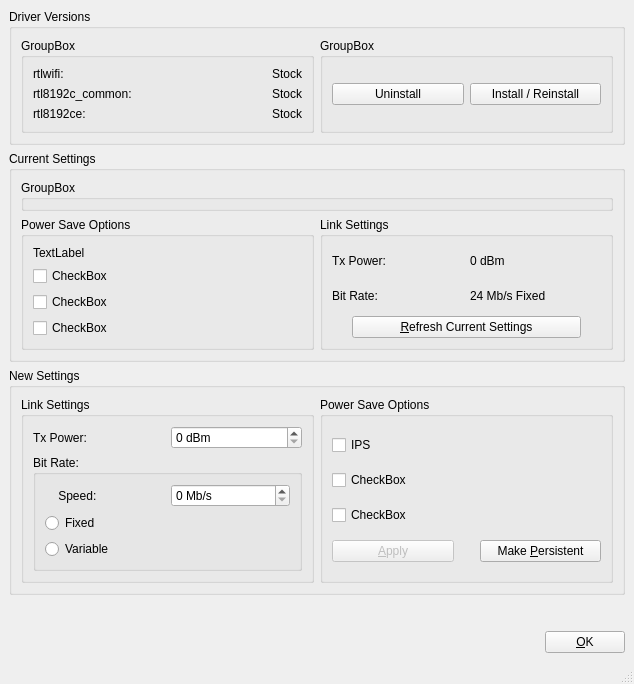
Old version of the form src/MainWindow.ui in the repository FreedomBen/rtlwifi-freedom-tool.
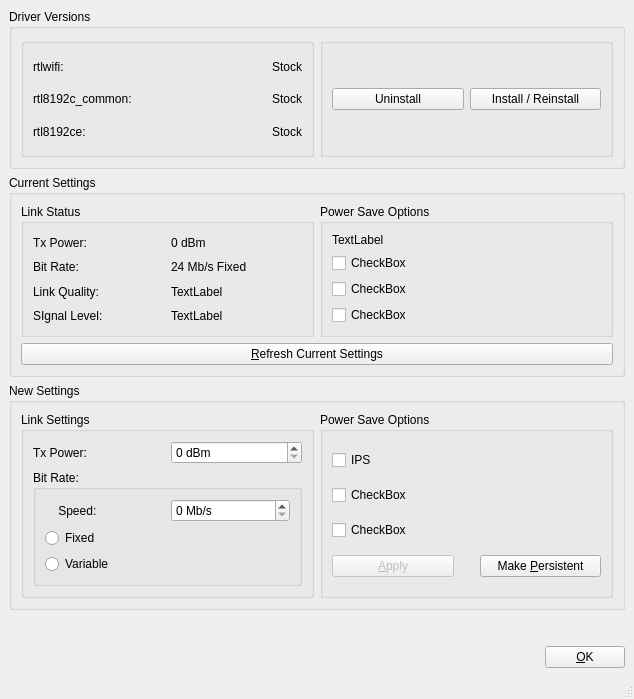
New version of the form.

What changed in the file:
```diff
--- a/src/MainWindow.ui
+++ b/src/MainWindow.ui
@@ -7,7 +7,7 @@
     <x>0</x>
     <y>0</y>
     <width>634</width>
-    <height>652</height>
+    <height>699</height>
    </rect>
   </property>
   <property name="windowTitle">
@@ -28,7 +28,7 @@
            <item>
             <widget class="QGroupBox" name="groupBox_8">
              <property name="title">
-              <string>GroupBox</string>
+              <string/>
              </property>
              <layout class="QVBoxLayout" name="verticalLayout_9">
               <item>
@@ -100,7 +100,7 @@
            <item>
             <widget class="QGroupBox" name="groupBox_9">
              <property name="title">
-              <string>GroupBox</string>
+              <string/>
              </property>
              <layout class="QHBoxLayout" name="horizontalLayout_17">
               <item>
@@ -133,56 +133,12 @@
            <string>Current Settings</string>
           </property>
           <layout class="QVBoxLayout" name="verticalLayout_6">
-           <item>
-            <widget class="QGroupBox" name="groupBox_7">
-             <property name="title">
-              <string>GroupBox</string>
-             </property>
-            </widget>
-           </item>
            <item>
             <layout class="QHBoxLayout" name="horizontalLayout_2">
-             <item>
-              <widget class="QGroupBox" name="groupBox_5">
-               <property name="title">
-                <string>Power Save Options</string>
-               </property>
-               <layout class="QVBoxLayout" name="verticalLayout_7">
-                <item>
-                 <widget class="QLabel" name="label_7">
-                  <property name="text">
-                   <string>TextLabel</string>
-                  </property>
-                 </widget>
-                </item>
-                <item>
-                 <widget class="QCheckBox" name="checkBox_4">
-                  <property name="text">
-                   <string>CheckBox</string>
-                  </property>
-                 </widget>
-                </item>
-                <item>
-                 <widget class="QCheckBox" name="checkBox_5">
-                  <property name="text">
-                   <string>CheckBox</string>
-                  </property>
-                 </widget>
-                </item>
-                <item>
-                 <widget class="QCheckBox" name="checkBox_6">
-                  <property name="text">
-                   <string>CheckBox</string>
-                  </property>
-                 </widget>
-                </item>
-               </layout>
-              </widget>
-             </item>
              <item>
               <widget class="QGroupBox" name="groupBox_4">
                <property name="title">
-                <string>Link Settings</string>
+                <string>Link Status</string>
                </property>
                <layout class="QVBoxLayout" name="verticalLayout_8">
                 <item>
@@ -224,51 +180,88 @@
                 <item>
                  <layout class="QHBoxLayout" name="horizontalLayout_11">
                   <item>
-                   <spacer name="horizontalSpacer_4">
-                    <property name="orientation">
-                     <enum>Qt::Horizontal</enum>
+                   <widget class="QLabel" name="label_16">
+                    <property name="text">
+                     <string>Link Quality:</string>
                     </property>
-                    <property name="sizeType">
-                     <enum>QSizePolicy::Fixed</enum>
+                   </widget>
+                  </item>
+                  <item>
+                   <widget class="QLabel" name="label_15">
+                    <property name="text">
+                     <string>TextLabel</string>
                     </property>
-                    <property name="sizeHint" stdset="0">
-                     <size>
-                      <width>20</width>
-                      <height>20</height>
-                     </size>
-                    </property>
-                   </spacer>
+                   </widget>
                   </item>
+                 </layout>
+                </item>
+                <item>
+                 <layout class="QHBoxLayout" name="horizontalLayout_20">
                   <item>
-                   <widget class="QPushButton" name="pushButton_5">
+                   <widget class="QLabel" name="label_17">
                     <property name="text">
-                     <string>&amp;Refresh Current Settings</string>
+                     <string>SIgnal Level:</string>
                     </property>
                    </widget>
                   </item>
                   <item>
-                   <spacer name="horizontalSpacer_2">
-                    <property name="orientation">
-                     <enum>Qt::Horizontal</enum>
+                   <widget class="QLabel" name="label_14">
+                    <property name="text">
+                     <string>TextLabel</string>
                     </property>
-                    <property name="sizeType">
-                     <enum>QSizePolicy::Fixed</enum>
-                    </property>
-                    <property name="sizeHint" stdset="0">
-                     <size>
-                      <width>20</width>
-                      <height>20</height>
-                     </size>
-                    </property>
-                   </spacer>
+                   </widget>
                   </item>
                  </layout>
                 </item>
                </layout>
               </widget>
              </item>
+             <item>
+              <widget class="QGroupBox" name="groupBox_5">
+               <property name="title">
+                <string>Power Save Options</string>
+               </property>
+               <layout class="QVBoxLayout" name="verticalLayout_7">
+                <item>
+                 <widget class="QLabel" name="label_7">
+                  <property name="text">
+                   <string>TextLabel</string>
+                  </property>
+                 </widget>
+                </item>
+                <item>
+                 <widget class="QCheckBox" name="checkBox_4">
+                  <property name="text">
+                   <string>CheckBox</string>
+                  </property>
+                 </widget>
+                </item>
+                <item>
+                 <widget class="QCheckBox" name="checkBox_5">
+                  <property name="text">
+                   <string>CheckBox</string>
+                  </property>
+                 </widget>
+                </item>
+                <item>
+                 <widget class="QCheckBox" name="checkBox_6">
+                  <property name="text">
+                   <string>CheckBox</string>
+                  </property>
+                 </widget>
+                </item>
+               </layout>
+              </widget>
+             </item>
             </layout>
            </item>
+           <item>
+            <widget class="QPushButton" name="pushButton_5">
+             <property name="text">
+              <string>&amp;Refresh Current Settings</string>
+             </property>
+            </widget>
+           </item>
           </layout>
          </widget>
         </item>
```
Left out of the diff: 2 changed lines with no effect on the pictures.
